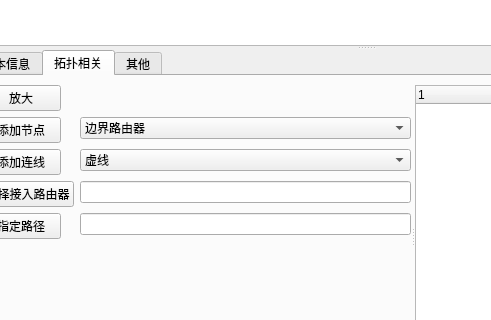
Above: PageUI/mainPage.ui from lxambulance/CoLoRagent before the change; both pictures show x 234 to 725 and y 371 to 691 of the 1200 by 800 pixel window. Below: the same form after it.
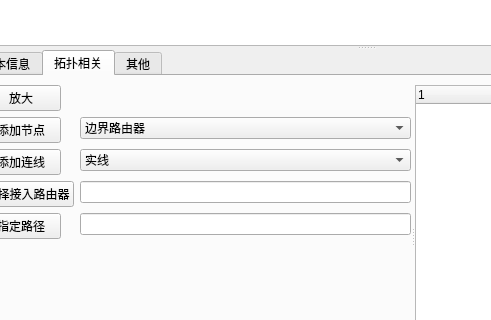
That is the form after the change. Icons and pictures are not drawn. Custom widgets are drawn as their Qt base class.

```diff
--- a/PageUI/mainPage.ui
+++ b/PageUI/mainPage.ui
@@ -151,7 +151,7 @@
                <widget class="QComboBox" name="lineType">
                 <item>
                  <property name="text">
-                  <string>虚线</string>
+                  <string>实线</string>
                  </property>
                 </item>
                 <item>
```
Left out of the diff: 2 changed lines with no effect on the pictures.
